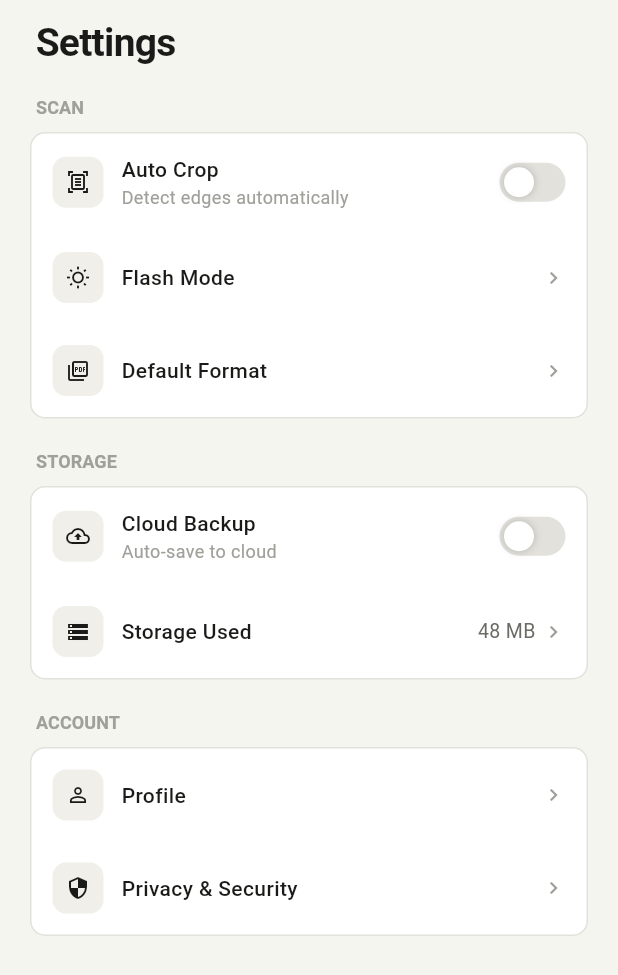
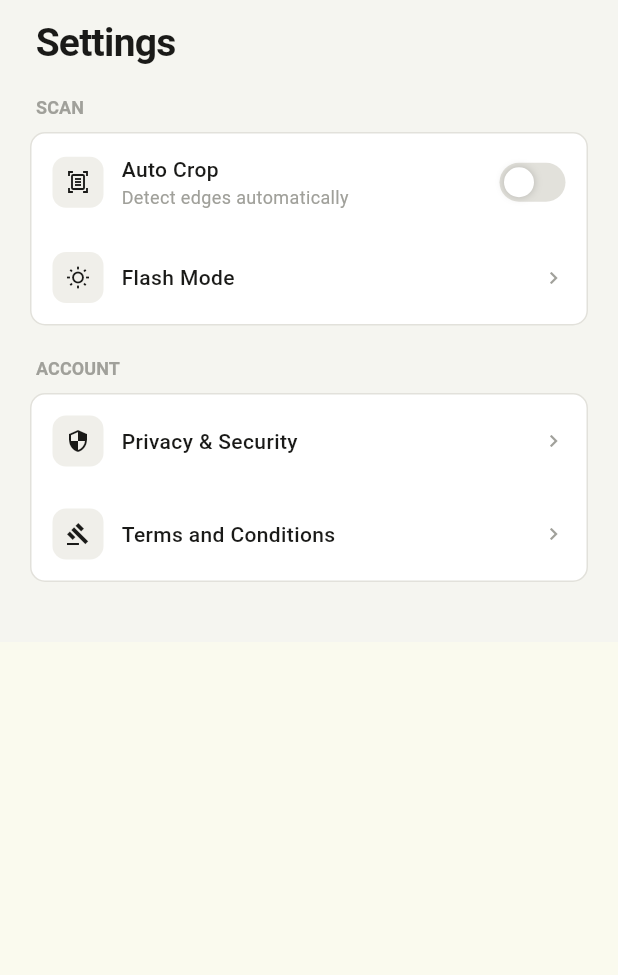
Before and after one commit to umerwaqas92/doc_scannerPro4321, a Flutter app: the SettingsPage widget shown alone on an empty page, opened directly with empty values, on a phone screen of 412 x 824 dp. Shown: the top 975 px of the screen. Run offline on Flutter 3.47's test engine with Material 3 defaults, Android fonts, the phone set to English and light mode, and no system bars; our stand-ins replace camera, file_picker, flutter_image_compress, image_gallery_saver, image_picker, pdf and 4 more; missing offline and left inert: google_mlkit_text_recognition; accounts and stored records are empty.

Commit message:
Refactor settings and enhance image processing error handling
- Removed unused properties from SettingsPage to streamline settings management.
- Improved error handling in CompressorPage to provide clearer feedback on unsupported image formats.
- Enhanced OCR tool result page with a new editing mode and text normalization for better readability.
- Updated PDF creation error messages to specify when no valid images are found.
- Added methods in AppState for filtering valid images and sanitizing file names for better file management.

```diff
--- a/lib/main.dart
+++ b/lib/main.dart
@@ -455,12 +455,8 @@ class _MainScreenState extends State<MainScreen> {
         return SettingsPage(
           autoCrop: appState.autoCrop,
           flashMode: appState.flashMode,
-          defaultFormat: appState.defaultFormat,
-          cloudBackup: appState.cloudBackup,
           onAutoCropChanged: (value) => appState.setAutoCrop(value),
           onFlashModeChanged: (value) => appState.setFlashMode(value),
-          onDefaultFormatChanged: (value) => appState.setDefaultFormat(value),
-          onCloudBackupChanged: (value) => appState.setCloudBackup(value),
         );
       case 5:
         return DocViewPage(
--- a/lib/pages/settings_page.dart
+++ b/lib/pages/settings_page.dart
@@ -4,23 +4,15 @@ import '../theme/app_theme.dart';
 class SettingsPage extends StatelessWidget {
   final bool autoCrop;
   final String flashMode;
-  final String defaultFormat;
-  final bool cloudBackup;
   final Function(bool) onAutoCropChanged;
   final Function(String) onFlashModeChanged;
-  final Function(String) onDefaultFormatChanged;
-  final Function(bool) onCloudBackupChanged;
 
   const SettingsPage({
     super.key,
     required this.autoCrop,
     required this.flashMode,
-    required this.defaultFormat,
-    required this.cloudBackup,
     required this.onAutoCropChanged,
     required this.onFlashModeChanged,
-    required this.onDefaultFormatChanged,
-    required this.onCloudBackupChanged,
   });
 
   @override
@@ -41,25 +33,10 @@ class SettingsPage extends StatelessWidget {
                 onAutoCropChanged,
               ),
               _buildValueRow(Icons.wb_sunny_outlined, 'Flash Mode', flashMode),
-              _buildValueRow(
-                Icons.picture_as_pdf_outlined,
-                'Default Format',
-                defaultFormat,
-              ),
-            ]),
-            _buildSection('Storage', [
-              _buildToggleRow(
-                Icons.cloud_upload_outlined,
-                'Cloud Backup',
-                'Auto-save to cloud',
-                cloudBackup,
-                onCloudBackupChanged,
-              ),
-              _buildValueRow(Icons.storage_outlined, 'Storage Used', '48 MB'),
             ]),
             _buildSection('Account', [
-              _buildNavRow(Icons.person_outline, 'Profile'),
               _buildNavRow(Icons.security_outlined, 'Privacy & Security'),
+              _buildNavRow(Icons.gavel_outlined, 'Terms and Conditions'),
             ]),
             const SizedBox(height: 20),
           ],
@@ -175,7 +152,7 @@ class SettingsPage extends StatelessWidget {
                     shape: BoxShape.circle,
                     boxShadow: [
                       BoxShadow(
-                        color: Colors.black.withOpacity(0.2),
+                        color: Colors.black.withValues(alpha: 0.2),
                         blurRadius: 4,
                       ),
                     ],
```
Also changed, not shown: lib/pages/compressor_page.dart (+7 -1 lines), lib/pages/ocr_tool_result_page.dart (+91 -6 lines), lib/pages/pdf_maker_page.dart (+5 -3 lines), lib/services/app_state.dart (+37 -2 lines), lib/services/export_optimization_service.dart (+12 -4 lines).
